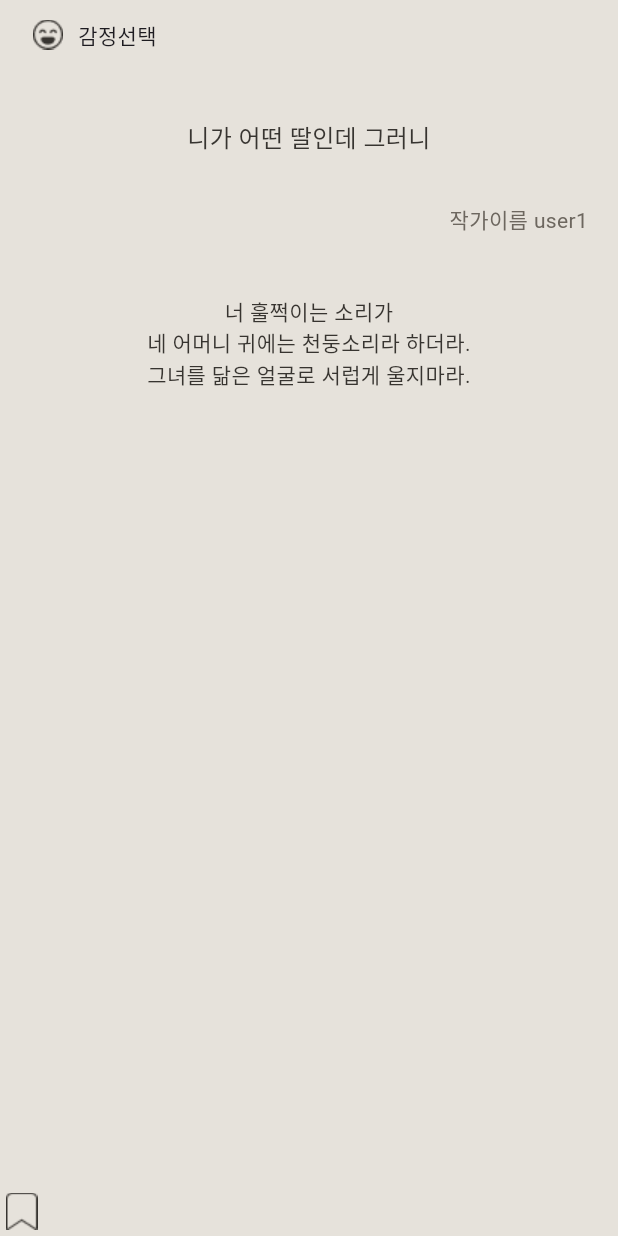
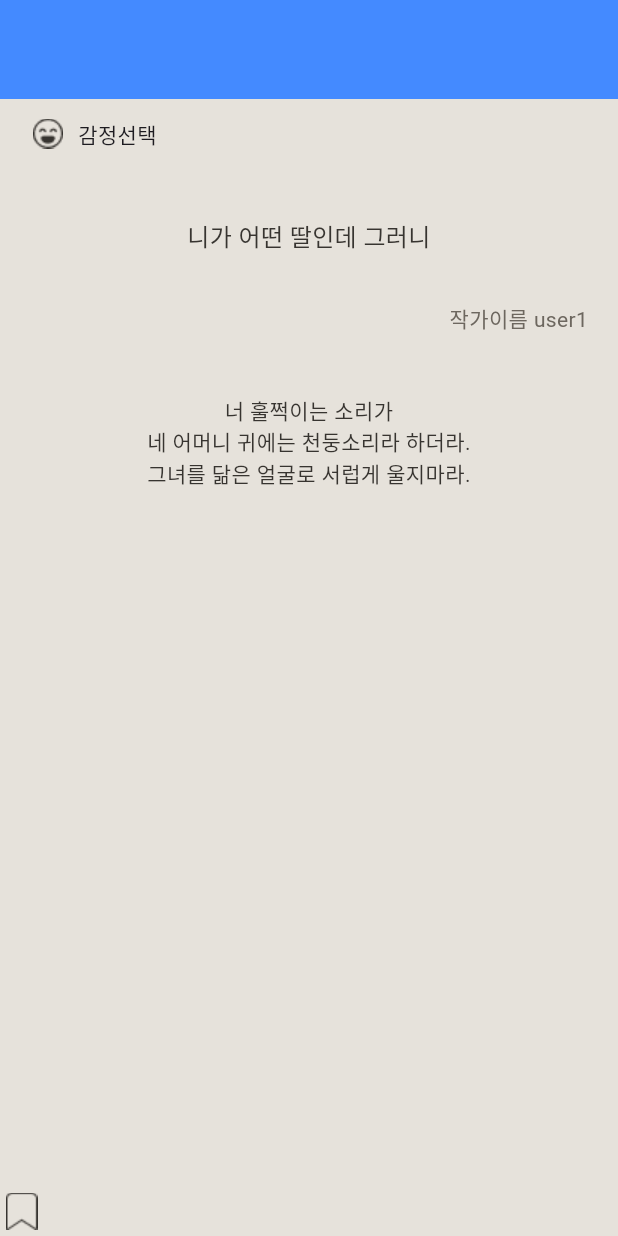
Before and after one commit to git-in-official/front, a Flutter app: the HomePage screen opened directly, on a phone screen of 412 x 824 dp. Run offline on Flutter 3.47's test engine with Material 3 defaults, Android fonts, the phone set to English and light mode, and no system bars; our stand-ins replace flutter_secure_storage, flutter_svg, get, google_sign_in; accounts and stored records are empty; Roboto replaces fonts that are missing (KoPubBatangPro).

```diff
--- /dev/null
+++ b/lib/data/model/config/page_route.dart
@@ -0,0 +1,22 @@
+//페이지 정의
+import 'package:flutter/cupertino.dart';
+
+import '../../../ui/screens/main_page/main_home_page.dart';
+import '../../../ui/screens/main_page/sound_write.dart';
+import '../../../ui/screens/main_page/title_writing_material.dart';
+import '../../../ui/screens/main_page/video_write.dart';
+import '../../../ui/screens/main_page/word_writing_material.dart';
+import '../../../ui/screens/my_page/my_profile.dart';
+
+//이동할 페이지를 정의
+Map<String, Widget> pages = {
+  'Home': HomePage(),
+  'Profile': MyProfile(),
+  'TitleWritingMaterial' : TitleWritinMaterial(),
+  'VideoWrite' : VideoWrite(),
+  'WordWritingMaterial' : WordWritingMaterial(),
+  'SoundWrite' : SoundWrite(),
+
+
+
+};
--- a/lib/repository/maintab_controller.dart
+++ b/lib/repository/maintab_controller.dart
@@ -1,6 +1,31 @@
+import 'package:flutter/cupertino.dart';
 import 'package:get/get.dart';
+
+import '../ui/screens/main_page/main_home_page.dart';
+import '../ui/screens/my_page/my_profile.dart';
 
 class MainTabController extends GetxController {
   var selectedEmotionIndex = (-1).obs; //감정 선택 후 보여줄 이미지 선택
   var showSecondBottomSheet = false.obs; // 보조하단 탭
+
+
+  RxInt rootPageIndex = 0.obs; //현재 선택 된 탭의 인덱스
+  GlobalKey<NavigatorState> navigatorKey = GlobalKey<NavigatorState>(); //키 주입
+
+
+
+  //선택 된 pageName
+  RxString pageName = 'Home'.obs;
+
+
+  Future<bool> onWillPop() async {
+    return !await navigatorKey.currentState!.maybePop();
+  }
+
+
+
+  void back() {
+    onWillPop();
+  }
+
 }
--- a/lib/ui/screens/main_page/main_home_page.dart
+++ b/lib/ui/screens/main_page/main_home_page.dart
@@ -1,24 +1,26 @@
-import 'package:flutter/cupertino.dart';
 import 'package:flutter/material.dart';
 import 'package:get/get.dart';
-import 'package:get/get_core/src/get_main.dart';
 import 'package:to_morrow_front/ui/screens/main_page/read_contents.dart';
 
 import '../../../filp/page_flip_widget.dart';
 import '../../../repository/maintab_controller.dart';
 
-
 class HomePage extends StatelessWidget {
-
   final _pageFlipController = GlobalKey<PageFlipWidgetState>();
-  final MainTabController tabController = Get.put(MainTabController());
-
+  final MainTabController tabController = Get.find();
 
   @override
   Widget build(BuildContext context) {
     return Scaffold(
       backgroundColor: Color(0xffE6E2DB),
-      body: PageFlipWidget(
+      body:  SafeArea( child : Column(
+        children: [
+          Container(
+            height: 66,
+            color: Colors.blueAccent,
+          ),
+          Expanded(
+            child: PageFlipWidget(
               key: _pageFlipController,
               backgroundColor: Color(0xffE6E2DB),
               isRightSwipe: false,
@@ -26,10 +28,8 @@ class HomePage extends StatelessWidget {
                 color: Color(0xffE6E2DB),
                 child: const Center(child: Text('Last Page!')),
               ),
-        ///Todo) 통신해서 감정에 맞는 글 가져오기 -> 리스트로 뿌려
-
+              /// Todo) 통신해서 감정에 맞는 글 가져오기 -> 리스트로 뿌려
               children: <Widget>[
-
                 for (var i = 0; i < 10; i++)
                   ReadWritingPage(
                     title: '니가 어떤 딸인데 그러니',
@@ -39,8 +39,11 @@ class HomePage extends StatelessWidget {
                   ),
               ],
             ),
+          ),
+        ],
+      ),)
+
+
     );
   }
-
-
 }
```
Also changed, not shown: lib/ui/component/bottom_navigation_bar.dart (+46 -75 lines), lib/ui/component/circle_button.dart (+20 -14 lines). Lines whose indentation alone changed are shown as unchanged.
